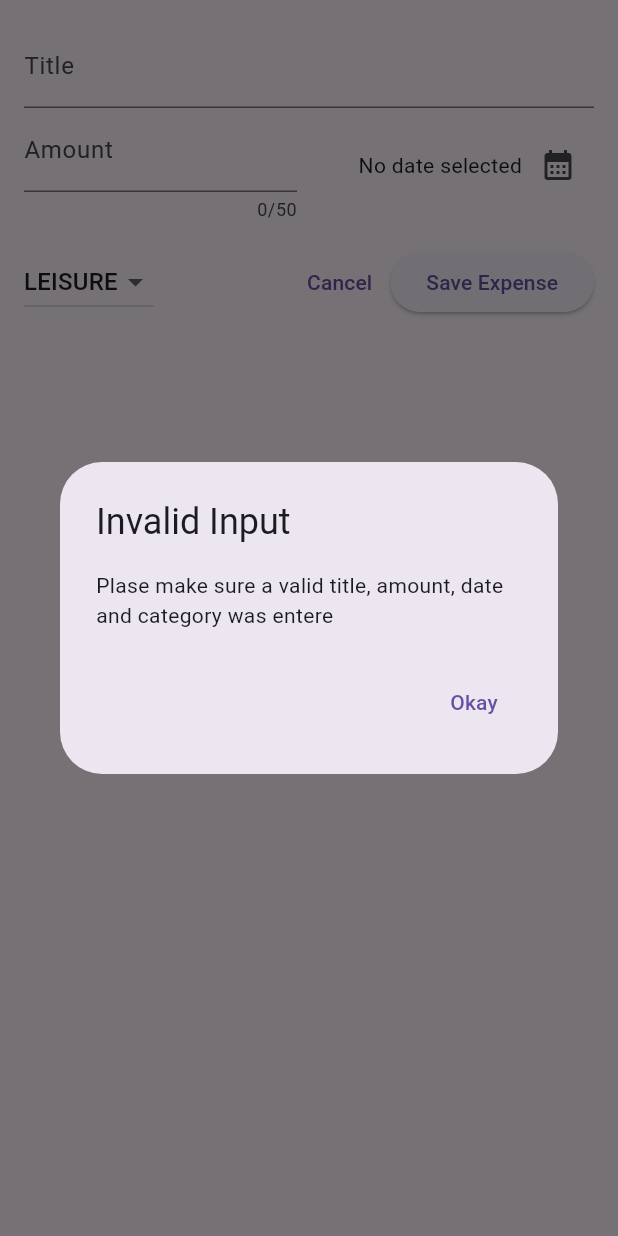
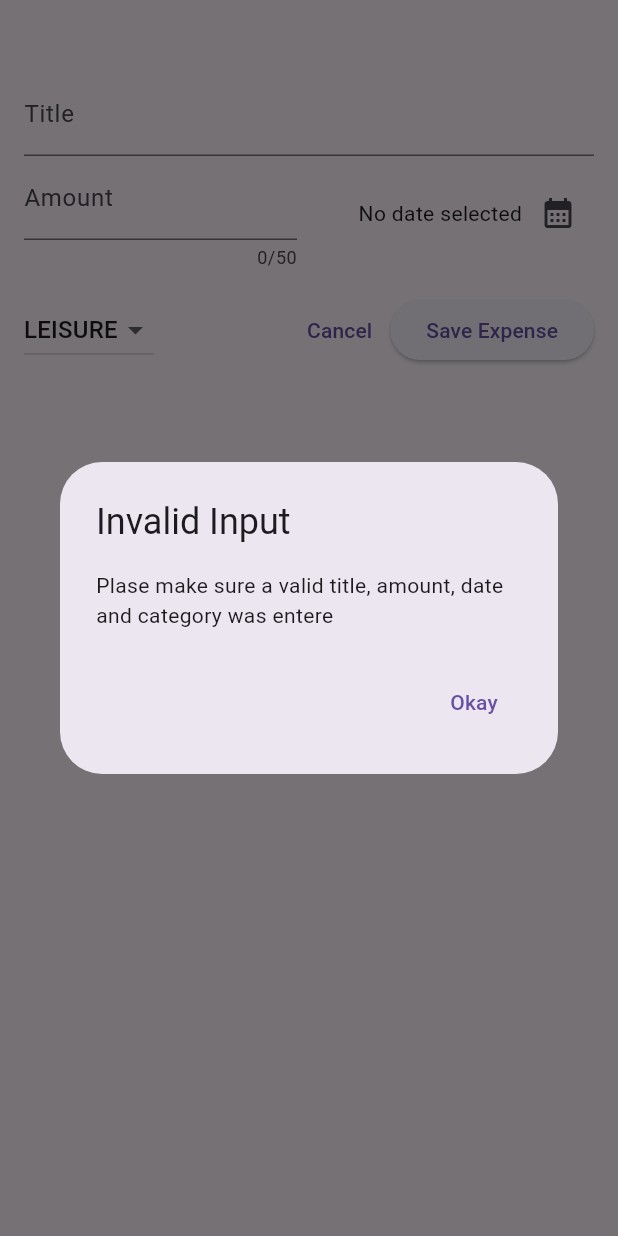
Before and after one commit to EduardoCastillo87/expense_tracker_max, a Flutter app: the NewExpense widget shown alone on an empty page, opened directly with empty values, after a tap on "Save Expense", on a phone screen of 412 x 824 dp. Run offline on Flutter 3.47's test engine with Material 3 defaults, Android fonts, the phone set to English and light mode, and no system bars.

Commit message:
Enhance NewExpense widget by making the modal bottom sheet scrollable and ensuring the onAddExpense callback is properly utilized for adding new expenses.

```diff
--- a/lib/widgets/expenses.dart
+++ b/lib/widgets/expenses.dart
@@ -29,7 +29,11 @@ class _ExpensesState extends State<Expenses> {
   ];
 
   void _openAddExpenseOverlay() {
-    showModalBottomSheet(context: context, builder: (ctx) => NewExpense());
+    showModalBottomSheet(
+      isScrollControlled: true,
+      context: context,
+      builder: (ctx) => NewExpense(onAddExpense: _addExpense),
+    );
   }
 
   void _addExpense(Expense expense) {
--- a/lib/widgets/new_expense.dart
+++ b/lib/widgets/new_expense.dart
@@ -1,9 +1,8 @@
 import 'package:flutter/material.dart';
-import 'package:flutter/physics.dart';
 import 'package:expense_tracker_max/models/expense.dart';
 
 class NewExpense extends StatefulWidget {
-  NewExpense({super.key, required this.onAddExpense});
+  const NewExpense({super.key, required this.onAddExpense});
 
   final void Function(Expense expense) onAddExpense;
 
@@ -14,6 +13,8 @@ class NewExpense extends StatefulWidget {
 }
 
 class _NewExpenseState extends State<NewExpense> {
+  _NewExpenseState();
+
   final _titleController = TextEditingController();
   final _amountController = TextEditingController();
   DateTime? _selectedDate;
@@ -58,6 +59,16 @@ class _NewExpenseState extends State<NewExpense> {
       );
       return;
     }
+
+    widget.onAddExpense(
+      Expense(
+        title: _titleController.text,
+        amount: enteredAmount!,
+        date: _selectedDate!,
+        category: _selectedCategory,
+      ),
+    );
+    Navigator.pop(context);
   }
 
   @override
@@ -70,7 +81,7 @@ class _NewExpenseState extends State<NewExpense> {
   @override
   Widget build(BuildContext context) {
     return Padding(
-      padding: const EdgeInsets.all(16),
+      padding: const EdgeInsets.fromLTRB(16, 48, 16, 16),
       child: Column(
         children: [
           TextField(
```
